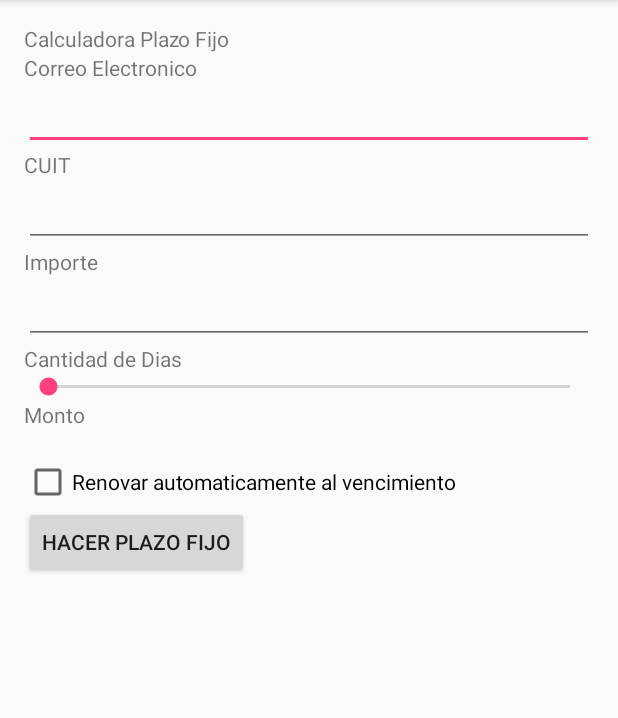
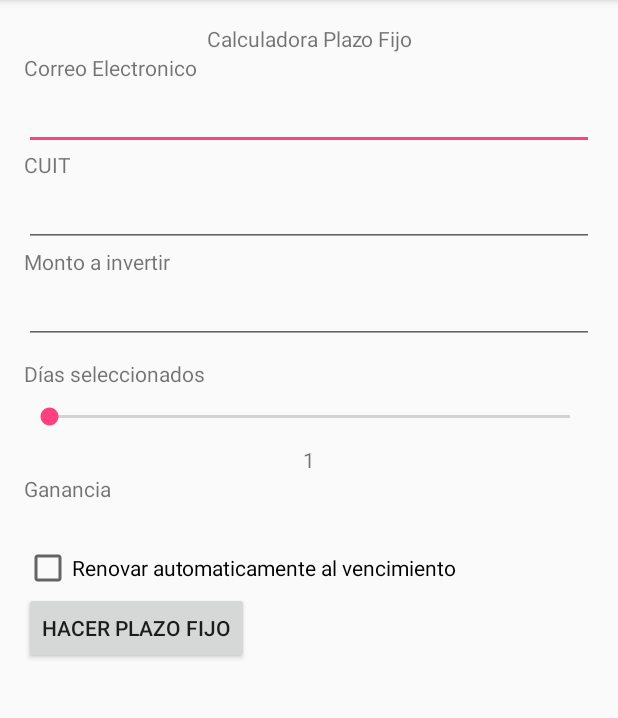
Before and after one commit to gonzaCasado/Lab01c2016, an Android app: the screen it shows after launch (MainActivity), on a phone screen of 412 x 824 dp, the part 84-802 px from its top. Run offline under Robolectric (Android 15) with nearby library versions, the phone set to English and light mode, and no system bars.

Commit message:
Aplicacion terminada V 1.0

```diff
--- a/app/build.gradle
+++ b/app/build.gradle
@@ -2,7 +2,7 @@ apply plugin: 'com.android.application'
 
 android {
     compileSdkVersion 23
-    buildToolsVersion "24.0.2"
+    buildToolsVersion '23.0.3'
 
     defaultConfig {
         applicationId "ccv.dam.isi.frsf.utn.edu.ar.lab01c2016"
--- a/app/src/main/AndroidManifest.xml
+++ b/app/src/main/AndroidManifest.xml
@@ -8,6 +8,7 @@
         android:label="@string/app_name"
         android:supportsRtl="true"
         android:theme="@style/AppTheme">
+
         <activity android:name=".MainActivity">
             <intent-filter>
                 <action android:name="android.intent.action.MAIN" />
--- a/app/src/main/java/ccv/dam/isi/frsf/utn/edu/ar/lab01c2016/LogicaModelo.java
+++ b/app/src/main/java/ccv/dam/isi/frsf/utn/edu/ar/lab01c2016/LogicaModelo.java
@@ -5,11 +5,11 @@ package ccv.dam.isi.frsf.utn.edu.ar.lab01c2016;
  */
 public class LogicaModelo {
 
-    public float calcularInteres(int dias, float monto){
-        String tasa = "@tasas/ceroA5000m30";
+    public static double calcularInteres(int dias, double monto, double tasa){
 
 
-        float tasa2 = Float.parseFloat(tasa);
+        return monto*(Math.pow((1+tasa),(dias/360.0))-1);
+
 
     }
 
--- a/app/src/main/java/ccv/dam/isi/frsf/utn/edu/ar/lab01c2016/MainActivity.java
+++ b/app/src/main/java/ccv/dam/isi/frsf/utn/edu/ar/lab01c2016/MainActivity.java
@@ -1,10 +1,18 @@
 package ccv.dam.isi.frsf.utn.edu.ar.lab01c2016;
 
-import android.content.DialogInterface;
+import android.graphics.Color;
+import android.os.Bundle;
 import android.support.v7.app.AppCompatActivity;
-import android.os.Bundle;
 import android.view.View;
 import android.widget.Button;
+import android.widget.SeekBar;
+import android.widget.TextView;
+import android.widget.Toast;
+
+import java.text.DecimalFormat;
+
+import static ccv.dam.isi.frsf.utn.edu.ar.lab01c2016.LogicaModelo.calcularInteres;
+
 
 public class MainActivity extends AppCompatActivity {
 
@@ -13,19 +21,71 @@ public class MainActivity extends AppCompatActivity {
 
         super.onCreate(savedInstanceState);
         setContentView(R.layout.activity_main);
-        Button botonn = (Button) findViewById(R.id.button);
-
-
-        botonn.setOnClickListener( new View.OnClickListener() {
-            @Override
-            public void onClick(View v) {
-                // Acciones a realizar
-
-                }
-            });
+        Button boton = (Button) findViewById(R.id.button);
+        final SeekBar  seekbar = (SeekBar) findViewById(R.id.seekBar);
+        final double tasa1 = Double.parseDouble(this.getString(R.string.ceroA5000m30));
+        final double tasa2 = Double.parseDouble(this.getString(R.string.ceroA5000MI30));
+        final double tasa3 = Double.parseDouble(this.getString(R.string.cincomilA99999m30));
+        final double tasa4 = Double.parseDouble(this.getString(R.string.cincomilA99999MI30));
+        final double tasa5 = Double.parseDouble(this.getString(R.string.mas99999m30));
+        final double tasa6 = Double.parseDouble(this.getString(R.string.mas99999MI30));
 
 
 
+        boton.setOnClickListener( new View.OnClickListener() {
+            public void onClick(View v) {
+                if (((TextView) findViewById(R.id.importeValor)).getText().toString().trim().length() == 0) {
+                    Toast.makeText(getApplicationContext(), "Debe colocar un monto a invertir.", Toast.LENGTH_SHORT).show();
+                }
+                else {
+                    double tasa = 0;
+                    TextView textoMonto = (TextView) findViewById(R.id.montoCalculado);
+                    TextView mensajeExito = (TextView) findViewById(R.id.mensajeExito);
+                    mensajeExito.setVisibility(View.VISIBLE);
+                    double monto = Double.parseDouble(((TextView) findViewById(R.id.importeValor)).getText().toString());
+                    int dias = ((SeekBar) findViewById(R.id.seekBar)).getProgress();
+                    if (monto > 0) {
+                        if (dias < 30 && monto <= 5000) tasa = tasa1;
+                        else if (dias >= 30 && monto <= 5000) tasa = tasa2;
+                        else if (dias < 30 && monto < 99999) tasa = tasa3;
+                        else if (dias >= 30 && monto < 99999) tasa = tasa4;
+                        else if (dias < 30 && monto >= 99999) tasa = tasa5;
+                        else tasa = tasa6;
+                        textoMonto.setText("$" + String.format("%.2f", calcularInteres(dias, monto, tasa) ));
+                        textoMonto.setVisibility(View.VISIBLE);
+
+                        mensajeExito.setText("Plazo fijo realizado. Recibira " + textoMonto.getText().toString() + " al vencimiento.");
+                        mensajeExito.setTextColor(Color.GREEN);
+                    } else {
+                        mensajeExito.setText("Ingrese un monto mayor a $0");
+                        mensajeExito.setTextColor(Color.RED);
+                    }
+                }
+            }
+
+            }  );
+
+
+        seekbar.setOnSeekBarChangeListener(new SeekBar.OnSeekBarChangeListener() {
+
+            @Override
+            public void onStopTrackingTouch(SeekBar seekBar) {
+                // TODO Auto-generated method stub
+            }
+
+            @Override
+            public void onStartTrackingTouch(SeekBar seekBar) {
+                // TODO Auto-generated method stub
+            }
+
+            @Override
+            public void onProgressChanged(SeekBar seekBar, int progress,boolean fromUser) {
+                // TODO Auto-generated method stub
+                TextView textoSeekBar = (TextView) findViewById(R.id.textoSeekBar);
+                textoSeekBar.setText(String.valueOf(progress));
+
+            }
+        });
     }
 
 
--- a/app/src/main/res/layout/activity_main.xml
+++ b/app/src/main/res/layout/activity_main.xml
@@ -13,11 +13,13 @@
     android:paddingTop="@dimen/activity_vertical_margin"
     tools:context="ccv.dam.isi.frsf.utn.edu.ar.lab01c2016.MainActivity">
 
-    <TextView
-        android:layout_width="wrap_content"
+        <TextView
+        android:layout_width="match_parent"
         android:layout_height="wrap_content"
         android:text="Calculadora Plazo Fijo"
+        android:textAlignment="center"
         android:id="@+id/textView" />
+
 
     <LinearLayout
         android:orientation="vertical"
@@ -35,52 +37,68 @@
         <EditText
             android:layout_width="match_parent"
             android:layout_height="wrap_content"
-            android:id="@+id/correoValor" />
+            android:id="@+id/correoValor"
+            android:inputType="textEmailAddress"/>
 
         <TextView
             android:layout_width="wrap_content"
             android:layout_height="wrap_content"
-            android:text="CUIT"
+            android:text="@string/et_CUIT"
             android:id="@+id/textView3" />
 
         <EditText
             android:layout_width="match_parent"
             android:layout_height="wrap_content"
-            android:id="@+id/cuitValor" />
+            android:id="@+id/cuitValor"
+            android:inputType="number"/>
 
         <TextView
             android:layout_width="wrap_content"
             android:layout_height="wrap_content"
-            android:text="Importe"
+            android:text="@string/et_montoAInvertir"
             android:id="@+id/textView4" />
 
         <EditText
             android:layout_width="match_parent"
             android:layout_height="wrap_content"
-            android:id="@+id/importeValor" />
+            android:id="@+id/importeValor"
+            android:inputType="numberDecimal"
+            android:layout_marginBottom="10sp"/>
+
 
         <TextView
             android:layout_width="wrap_content"
             android:layout_height="wrap_content"
-            android:text="Cantidad de Dias"
-            android:id="@+id/textView5" />
+            android:text="@string/et_diasSeleccionados"
+            android:id="@+id/textView5"
+            android:layout_marginBottom="10sp"/>
 
         <SeekBar
             android:layout_width="match_parent"
             android:layout_height="wrap_content"
             android:id="@+id/seekBar"
-            android:max="31" />
+            android:max="365"
+            android:progress="1"
+            android:layout_marginBottom="10sp"
+            />
 
         <TextView
             android:layout_width="wrap_content"
             android:layout_height="wrap_content"
-            android:text="Monto"
+            android:text="1"
+            android:id="@+id/textoSeekBar"
+            android:layout_gravity="center_horizontal" />
+
+        <TextView
+            android:layout_width="wrap_content"
+            android:layout_height="wrap_content"
+            android:text="@string/et_rendimiento"
             android:id="@+id/textView6" />
 
         <TextView
             android:layout_width="wrap_content"
             android:layout_height="wrap_content"
-            android:text="$5000"
+            android:textSize="20sp"
             android:id="@+id/montoCalculado"
             android:visibility="invisible" />
 
@@ -101,8 +119,11 @@
             android:layout_height="wrap_content"
             android:textAppearance="?android:attr/textAppearanceMedium"
             android:text="Plazo fijo realizado"
-            android:id="@+id/textView8"
-            android:visibility="invisible" />
+            android:id="@+id/mensajeExito"
+            android:textColor="@color/colorExito"
+            android:visibility="invisible"
+            />
+
 
     </LinearLayout>
 </RelativeLayout>
--- a/app/src/main/res/values/strings.xml
+++ b/app/src/main/res/values/strings.xml
@@ -3,7 +3,7 @@
     <string name="et_correoElectronico">Correo Electronico</string>
     <string name="et_CUIT">CUIT</string>
     <string name="et_montoAInvertir">Monto a invertir</string>
-    <string name="et_rendimiento">Rendimiento</string>
+    <string name="et_rendimiento">Ganancia</string>
     <string name="et_cantidadDiasInversion">cantDiasInversion</string>
-    <string name="et_diasSeleccionados">dias seleccionados</string>
+    <string name="et_diasSeleccionados">Días seleccionados</string>
 </resources>
```
Also changed, not shown: app/src/main/ic_launcher-web.png (added), app/src/main/res/mipmap-hdpi/ic_launcher.png, app/src/main/res/mipmap-mdpi/ic_launcher.png, app/src/main/res/mipmap-xhdpi/ic_launcher.png, app/src/main/res/mipmap-xxhdpi/ic_launcher.png, app/src/main/res/mipmap-xxxhdpi/ic_launcher.png.
